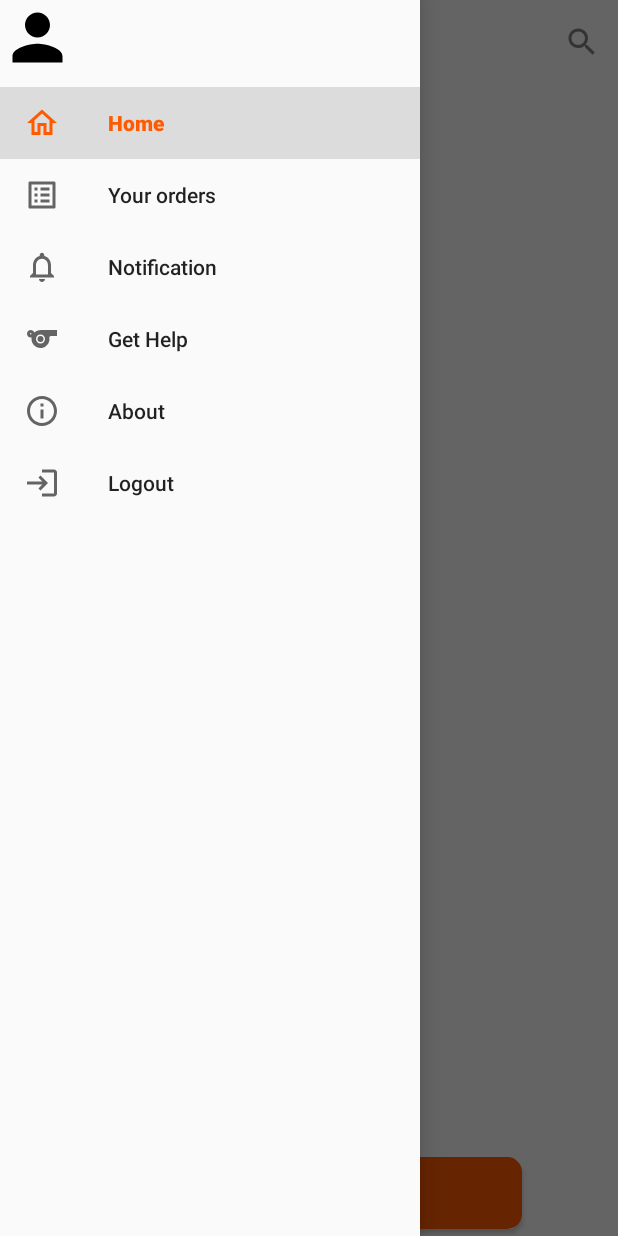
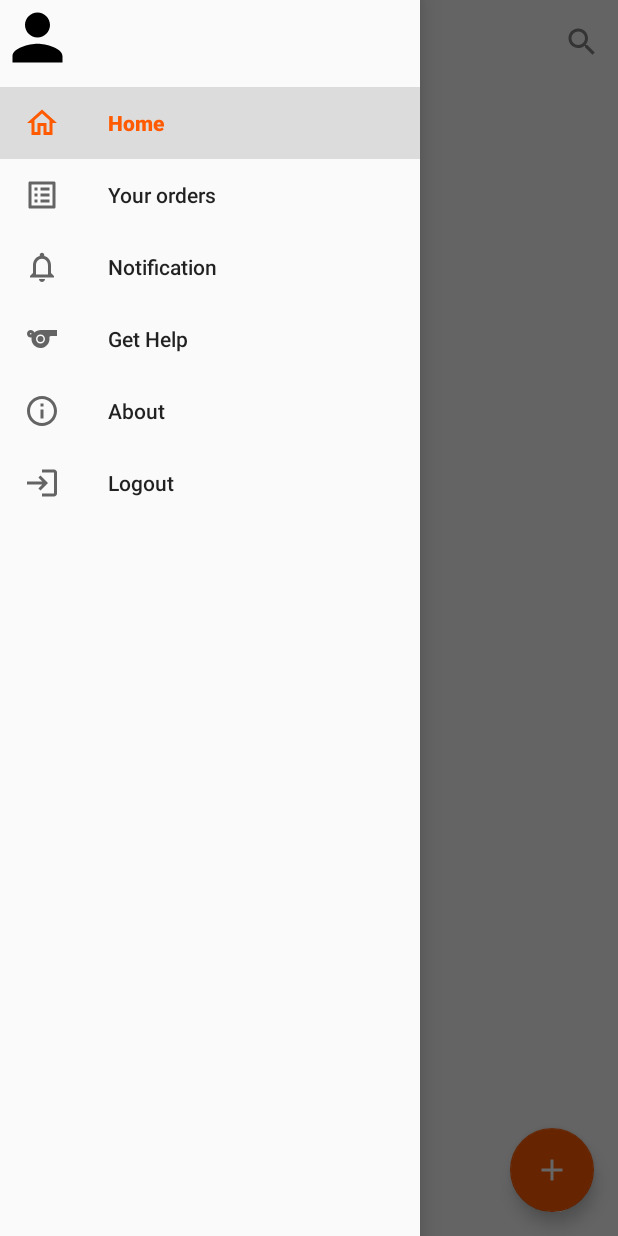
Before and after one commit to bavllymagid/talbat-clone-project, an Android app: the OwnerPage screen opened directly, with no data from a screen before it, with the side drawer open, on a phone screen of 412 x 824 dp. Run offline under Robolectric (Android 15) with nearby library versions, the phone set to English and light mode, and no system bars; 1 statement that could not run was skipped.

Commit message:
fix bug in order, modified add meal btn

```diff
--- a/Talabat/app/src/main/java/project/java4/talabat/OrdersAdapter.java
+++ b/Talabat/app/src/main/java/project/java4/talabat/OrdersAdapter.java
@@ -51,7 +51,7 @@ public class OrdersAdapter extends ArrayAdapter<Order> {
         if ( currentOrder.getMealPrice() ==0){
             orderPrice.setText("$");
         }else {
-            orderPrice.setText(String.valueOf(currentOrder.getMealPrice())+"$");
+            orderPrice.setText(String.valueOf(currentOrder.getMealPrice()* currentOrder.getQuantity())+"$");
         }
 
         Bitmap bitmap = BitmapFactory.decodeByteArray(currentOrder.getImage(), 0, currentOrder.getImage().length);
--- a/Talabat/app/src/main/java/project/java4/talabat/OwnerPage.java
+++ b/Talabat/app/src/main/java/project/java4/talabat/OwnerPage.java
@@ -5,6 +5,7 @@ import androidx.appcompat.app.ActionBarDrawerToggle;
 import androidx.appcompat.app.AppCompatActivity;
 import androidx.appcompat.widget.SearchView;
 import androidx.appcompat.widget.Toolbar;
+import androidx.constraintlayout.widget.ConstraintLayout;
 import androidx.core.view.GravityCompat;
 import androidx.drawerlayout.widget.DrawerLayout;
 
@@ -19,6 +20,8 @@ import android.widget.ListView;
 import android.widget.TextView;
 import android.widget.Toast;
 
+import com.google.android.material.floatingactionbutton.ExtendedFloatingActionButton;
+import com.google.android.material.floatingactionbutton.FloatingActionButton;
 import com.google.android.material.navigation.NavigationView;
 
 import java.text.SimpleDateFormat;
@@ -31,7 +34,9 @@ import java.util.Vector;
 public class OwnerPage extends AppCompatActivity implements NavigationView.OnNavigationItemSelectedListener, SearchView.OnQueryTextListener {
 
     private ListView contactList;
-    private Button btnAdd;
+    private Button orderBtn;
+    private FloatingActionButton fab;
+    private ConstraintLayout forCustomer;
     private ResturantDb db;
     private TextView numberOfItems;
     private TextView itemsPrice;
@@ -62,9 +67,10 @@ public class OwnerPage extends AppCompatActivity implements NavigationView.OnNav
         setContentView(R.layout.activity_owner_page);
         isCustomer = getIntent().getStringExtra("customer").equals("0");
         db = new ResturantDb(this);
-
+        forCustomer = findViewById(R.id.for_customer);
+        fab = findViewById(R.id.addMeal);
         contactList = findViewById(R.id.contactList);
-        btnAdd = findViewById(R.id.btnAdd);
+        orderBtn = findViewById(R.id.orderBtn);
         numberOfItems = findViewById(R.id.numberOfItems);
         itemsPrice = findViewById(R.id.itemsPrice);
         nav_view = findViewById(R.id.nav_view);
@@ -76,14 +82,8 @@ public class OwnerPage extends AppCompatActivity implements NavigationView.OnNav
         // to set the view for the restaurant owner
         if (!isCustomer) {
 
-            btnAdd.setText("Add Meal");
-            nav_view.getMenu().clear();
-            nav_view.inflateMenu(R.menu.drawer_menu_restaurant);
-            nav_view.setCheckedItem(R.id.home_nav);
-            itemsPrice.setVisibility(View.GONE);
-            numberOfItems.setVisibility(View.GONE);
             emailView.setText(getIntent().getStringExtra("restaurantName"));
-            btnAdd.setOnClickListener(new View.OnClickListener() {
+            fab.setOnClickListener(new View.OnClickListener() {
                 @Override
                 public void onClick(View v) {
 
@@ -111,18 +111,20 @@ public class OwnerPage extends AppCompatActivity implements NavigationView.OnNav
             });
         }
         // to set the view for the customer
+
         else {
 
-            btnAdd.setText("Order now");
+
             nav_view.getMenu().clear();
             nav_view.inflateMenu(R.menu.drawer_menu_customer);
             nav_view.setCheckedItem(R.id.home_nav);
 
-            itemsPrice.setVisibility(View.VISIBLE);
-            numberOfItems.setVisibility(View.VISIBLE);
+           forCustomer.setVisibility(View.VISIBLE);
+            fab.setVisibility(View.GONE);
+
             emailView.setText(getIntent().getStringExtra("Email1"));
 
-            btnAdd.setOnClickListener(new View.OnClickListener() {
+            orderBtn.setOnClickListener(new View.OnClickListener() {
                 @Override
                 public void onClick(View v) {
                     Toast.makeText(getApplicationContext(), "ordered", Toast.LENGTH_SHORT).show();
@@ -149,9 +151,9 @@ public class OwnerPage extends AppCompatActivity implements NavigationView.OnNav
                     itemsPrice.setText(itemsPrice_ + "");
                     numberOfItems.setText(numberOfItems_ + "");
                     SimpleDateFormat sdf = new SimpleDateFormat("yyyyMMdd_HHmmss", Locale.getDefault());
-                    String currentDate = new SimpleDateFormat("dd-MM-yyyy",Locale.getDefault()).format(new Date());
+                    String currentDate = new SimpleDateFormat("dd-MM-yyyy", Locale.getDefault()).format(new Date());
                     order = new Order(getIntent().getStringExtra("Email1"), selected_meal.getMealName()
-                            , selected_meal.getMealPrice(), 1,currentDate ,selected_meal.getImage(), getIntent().getStringExtra("res_name"));
+                            , selected_meal.getMealPrice(), 1, currentDate, selected_meal.getImage(), getIntent().getStringExtra("res_name"));
 
                     boolean isFound = false;
                     if (orders.size() != 0) {
@@ -161,8 +163,8 @@ public class OwnerPage extends AppCompatActivity implements NavigationView.OnNav
                                 Order.setQuantity(Order.getQuantity() + 1);
                             }
                         }
-                        if(!isFound)
-                        orders.addElement(order);
+                        if (!isFound)
+                            orders.addElement(order);
                     } else {
                         orders.addElement(order);
                     }
@@ -174,19 +176,13 @@ public class OwnerPage extends AppCompatActivity implements NavigationView.OnNav
 
 
         //initialization of drawer
-        drawer =
+        drawer = findViewById(R.id.drawer_layout);
 
-                findViewById(R.id.drawer_layout);
-
-        toolbar =
-
-                findViewById(R.id.toolbar);
+        toolbar = findViewById(R.id.toolbar);
 
         setSupportActionBar(toolbar);
 
-        toggle = new
-
-                ActionBarDrawerToggle(this, drawer, toolbar, R.string.open, R.string.close);
+        toggle = new ActionBarDrawerToggle(this, drawer, toolbar, R.string.open, R.string.close);
         drawer.addDrawerListener(toggle);
 
         //to save the state of drawer
--- /dev/null
+++ b/Talabat/app/src/main/res/drawable-xxhdpi/order_button.xml
@@ -0,0 +1,8 @@
+<?xml version="1.0" encoding="utf-8"?>
+<shape xmlns:android="http://schemas.android.com/apk/res/android"
+    android:shape="rectangle"
+    >
+    <solid android:color="@color/btnColor"></solid>
+    <corners android:radius="50mm"></corners>
+
+</shape>
--- /dev/null
+++ b/Talabat/app/src/main/res/drawable/ic_baseline_add_24.xml
@@ -0,0 +1,5 @@
+<vector android:height="24dp" android:tint="#FFFFFF"
+    android:viewportHeight="24" android:viewportWidth="24"
+    android:width="24dp" xmlns:android="http://schemas.android.com/apk/res/android">
+    <path android:fillColor="@android:color/white" android:pathData="M19,13h-6v6h-2v-6H5v-2h6V5h2v6h6v2z"/>
+</vector>
--- a/Talabat/app/src/main/res/layout/activity_owner_page.xml
+++ b/Talabat/app/src/main/res/layout/activity_owner_page.xml
@@ -19,63 +19,74 @@
                 android:theme="@style/searchView_restaurant"
                 app:layout_constraintStart_toStartOf="parent"
                 app:layout_constraintTop_toTopOf="parent"
-                app:title=" "/>
-
+                app:title=" "
+        />
         <ListView
                 android:id="@+id/contactList"
                 android:layout_width="match_parent"
+                android:layout_height="0dp"
+                app:layout_constraintTop_toBottomOf="@+id/toolbar"
+                app:layout_constraintBottom_toTopOf="@id/container"
+        />
+
+        <androidx.coordinatorlayout.widget.CoordinatorLayout
+                android:id="@+id/container"
+                android:layout_width="match_parent"
+                android:layout_height="wrap_content"
+                app:layout_constraintEnd_toEndOf="parent"
+                app:layout_constraintStart_toStartOf="parent"
+                app:layout_constraintHorizontal_bias="0.5"
+                app:layout_constraintBottom_toBottomOf="parent">
+            <!-- for restaurant owner -->
+            <com.google.android.material.floatingactionbutton.FloatingActionButton
+                    android:id="@+id/addMeal"
+                    android:layout_width="wrap_content"
+                    android:layout_height="wrap_content"
+                    android:layout_gravity="end"
+                    android:layout_margin="16dp"
+                    android:src="@drawable/ic_baseline_add_24"/>
+            <!-- for customer -->
+            <androidx.constraintlayout.widget.ConstraintLayout
+                    android:layout_width="match_parent"
                     android:layout_height="match_parent"
-                android:layout_above="@+id/btnAdd"
-                android:layout_marginTop="56dp"
-                android:layout_marginBottom="58dp"/>
-
-        <Button
-                android:id="@+id/btnAdd"
-                android:layout_width="0dp"
-                android:layout_height="wrap_content"
-                android:layout_alignParentBottom="true"
-                android:layout_marginStart="64dp"
-                android:layout_marginTop="4dp"
-                android:layout_marginEnd="64dp"
-                android:layout_marginBottom="4dp"
-                android:background="@drawable/rounded_button"
-                android:text="@string/add_meal"
-                android:textColor="#ffffff"
-                android:textSize="18sp"
-                app:layout_constraintBottom_toBottomOf="parent"
-                app:layout_constraintEnd_toEndOf="parent"
-                app:layout_constraintHorizontal_bias="0.5"
-                app:layout_constraintStart_toStartOf="parent"
-                app:layout_constraintTop_toBottomOf="@+id/contactList"/>
-
+                    android:id="@+id/for_customer"
+                    android:visibility="gone">
                 <TextView
                         android:id="@+id/numberOfItems"
                         android:layout_width="wrap_content"
                         android:layout_height="wrap_content"
-                android:layout_marginStart="16dp"
-                android:layout_marginEnd="16dp"
-                android:text="@string/zeroCount"
+                        android:text="0"
+                        android:textSize="16sp"
                         android:textColor="@color/btnColor"
-                android:visibility="gone"
+                        android:layout_gravity="center|start"
+                        android:padding="16dp"
+                        app:layout_constraintStart_toStartOf="parent" app:layout_constraintBottom_toBottomOf="parent"
+                        app:layout_constraintTop_toTopOf="parent"/>
+                <Button
+                        android:id="@+id/orderBtn"
+                        android:layout_width="200dp"
+                        android:layout_height="wrap_content"
+                        android:text="Order"
+                        android:background="@drawable/order_button"
+                        android:textColor="#fff"
                         app:layout_constraintBottom_toBottomOf="parent"
-                app:layout_constraintEnd_toStartOf="@+id/btnAdd"
-                app:layout_constraintHorizontal_bias="0.5"
-                app:layout_constraintStart_toStartOf="parent"
-                app:layout_constraintTop_toBottomOf="@+id/contactList"/>
-
+                        android:layout_marginBottom="18dp" app:layout_constraintTop_toTopOf="parent"
+                        android:layout_marginTop="18dp"
+                        app:layout_constraintStart_toStartOf="parent" app:layout_constraintHorizontal_bias="0.5"
+                        app:layout_constraintEnd_toEndOf="parent"/>
                 <TextView
                         android:id="@+id/itemsPrice"
                         android:layout_width="wrap_content"
                         android:layout_height="wrap_content"
-                android:layout_marginStart="16dp"
-                android:layout_marginEnd="16dp"
-                android:text="@string/zeroMoney"
+                        android:text="0"
+                        android:textSize="16sp"
                         android:textColor="@color/btnColor"
-                android:visibility="gone"
-                app:layout_constraintBottom_toBottomOf="parent"
-                app:layout_constraintEnd_toEndOf="parent"
-                app:layout_constraintStart_toEndOf="@+id/btnAdd"
-                app:layout_constraintTop_toBottomOf="@+id/contactList"/>
+                        android:padding="16dp"
+                        app:layout_constraintEnd_toEndOf="parent" app:layout_constraintBottom_toBottomOf="parent"
+                        app:layout_constraintTop_toTopOf="parent"/>
+            </androidx.constraintlayout.widget.ConstraintLayout>
+        </androidx.coordinatorlayout.widget.CoordinatorLayout>
+
 
     </androidx.constraintlayout.widget.ConstraintLayout>
 
```
Lines whose indentation alone changed are shown as unchanged.
